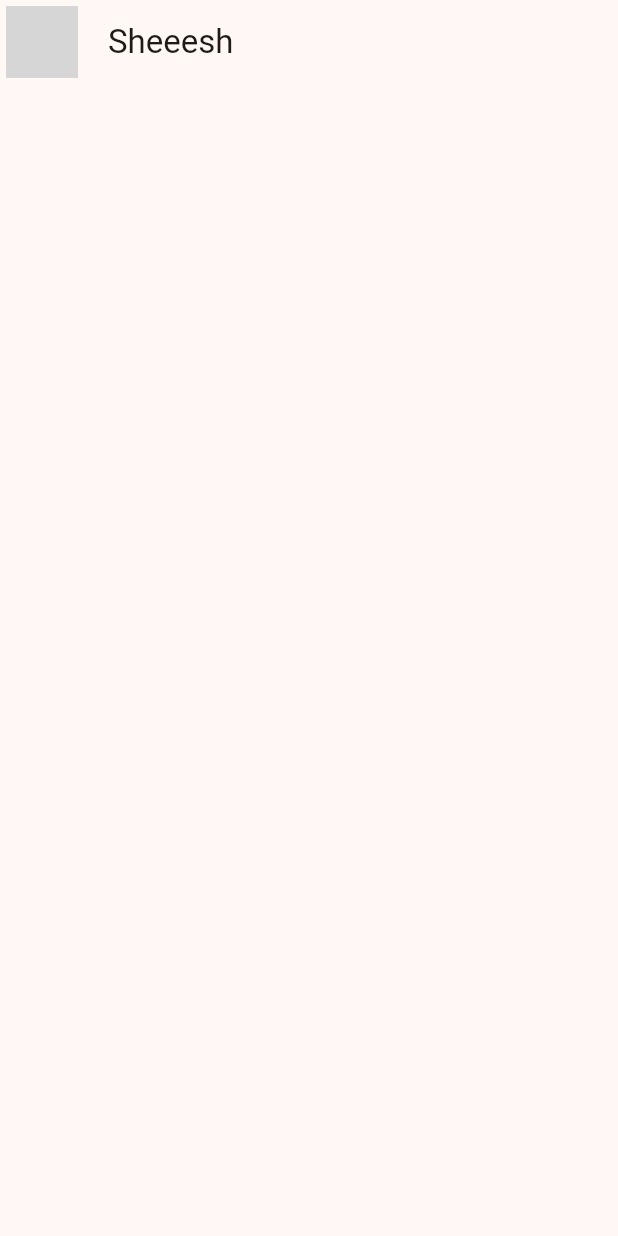
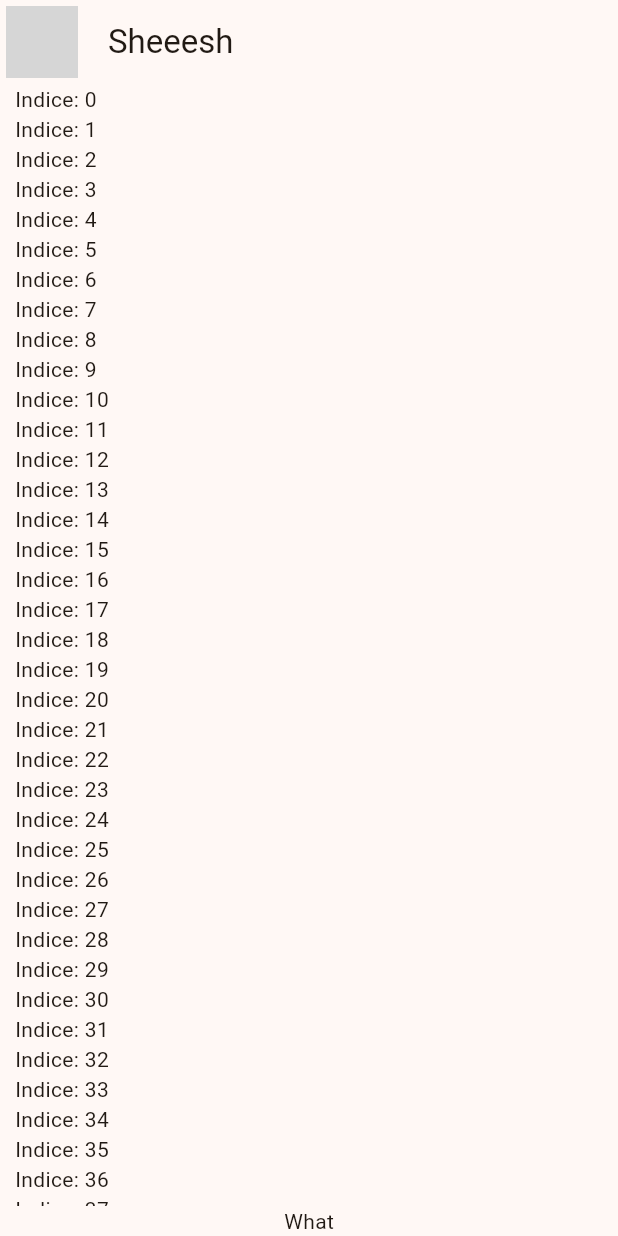
Before and after one commit to Sleusnarmed/flutter_application_1, a Flutter app: the screen it shows after launch, on a phone screen of 412 x 824 dp. Run offline on Flutter 3.47's test engine with Material 3 defaults, Android fonts, the phone set to English and light mode, and no system bars; network calls fail; grey boxes are pictures that could not be loaded.

Commit message:
ListView added

```diff
--- a/lib/presentation/chat/chat_screen.dart
+++ b/lib/presentation/chat/chat_screen.dart
@@ -16,6 +16,31 @@ class ChatScreen extends StatelessWidget {
         title: Text('Sheeesh'),
         centerTitle: false,
       ),
+      body: _ChatView(),
     );
   }
 }
+
+class _ChatView extends StatelessWidget {
+
+
+  @override
+  Widget build(BuildContext context) {
+    return SafeArea(
+      child: Padding(
+        padding: const EdgeInsets.symmetric(horizontal: 10),
+        child: Column(
+          children: [
+            Expanded(child: ListView.builder(
+              itemCount: 100, // Simulate 100 messages
+              itemBuilder: (context, index) {
+                return Text('Indice: $index');
+              },
+            )),
+            Text('What')
+          ],
+        ),
+      ),
+    );
+  }
+}
```
